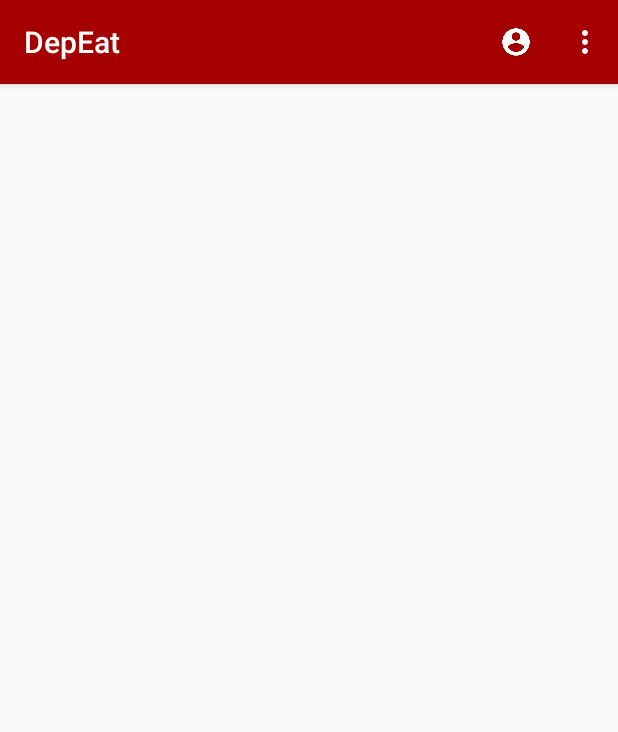
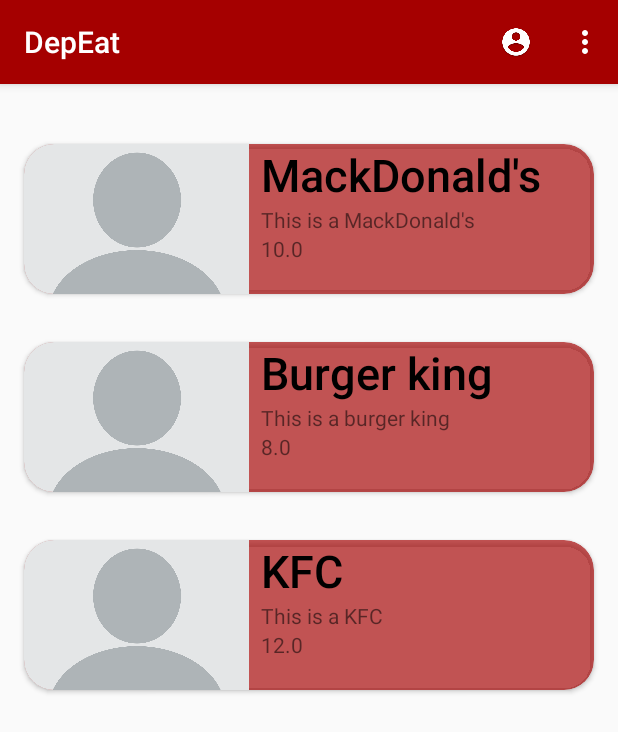
Before and after one commit to AlessandroAgneti/DEPAndroid, an Android app: the screen it shows after launch (MainActivity), on a phone screen of 412 x 824 dp. Shown: the top 732 px of the screen. Run offline under Robolectric (Android 15) with nearby library versions, the phone set to English and light mode, and no system bars.

Commit message:
add the menu activity

```diff
--- /dev/null
+++ b/app/src/main/java/com/example/depeat/datamodels/Restaurant.java
@@ -0,0 +1,48 @@
+package com.example.depeat.datamodels;
+
+public class Restaurant {
+    private int imageId;
+    private String nome;
+    private String indirizzo;
+    private float minimoOrdine;
+
+    public Restaurant(int imageId, String nome, String indirizzo, float minimoOrdine){
+        this.imageId = imageId;
+        this.indirizzo = indirizzo;
+        this.nome = nome;
+        this.minimoOrdine = minimoOrdine;
+    }
+
+    public void setImageId(int imageId) {
+        this.imageId = imageId;
+    }
+
+    public void setNome(String nome) {
+        this.nome = nome;
+    }
+
+    public void setIndirizzo(String indirizzo) {
+        this.indirizzo = indirizzo;
+    }
+
+    public void setMinimoOrdine(float minimoOrdine) {
+        this.minimoOrdine = minimoOrdine;
+    }
+
+
+    public int getImageId() {
+        return imageId;
+    }
+
+    public String getNome() {
+        return nome;
+    }
+
+    public String getIndirizzo() {
+        return indirizzo;
+    }
+
+    public float getMinimoOrdine() {
+        return minimoOrdine;
+    }
+}
--- a/app/src/main/java/com/example/depeat/ui/activities/MainActivity.java
+++ b/app/src/main/java/com/example/depeat/ui/activities/MainActivity.java
@@ -3,21 +3,47 @@ package com.example.depeat.ui.activities;
 import android.content.Intent;
 import android.os.Bundle;
 import android.support.v7.app.AppCompatActivity;
+import android.support.v7.widget.LinearLayoutManager;
+import android.support.v7.widget.RecyclerView;
 import android.view.Menu;
 import android.view.MenuInflater;
 import android.view.MenuItem;
 import android.view.WindowManager;
 
 import com.example.depeat.R;
+import com.example.depeat.ui.activities.adapters.RestaurantAdapter;
+
+import java.util.ArrayList;
+import com.example.depeat.datamodels.Restaurant;
 
 
 public class MainActivity extends AppCompatActivity {
+
+    RecyclerView restaurantRV;
+    RecyclerView.LayoutManager layoutManager;
+    RestaurantAdapter adapter;
+    ArrayList<Restaurant> arrayList;
+
     @Override
     protected void onCreate(Bundle savedInstanceState) {
         super.onCreate(savedInstanceState);
         MainActivity.this.getWindow().setFlags(WindowManager.LayoutParams.FLAG_FULLSCREEN, WindowManager.LayoutParams.FLAG_FULLSCREEN);
         setContentView(R.layout.activity_main);
+        restaurantRV = findViewById(R.id.places_rv);
+        layoutManager = new LinearLayoutManager(this);
+        adapter = new RestaurantAdapter(this, getData());
 
+
+        restaurantRV.setLayoutManager(layoutManager);
+        restaurantRV.setAdapter(adapter);
+    }
+
+    private ArrayList<Restaurant> getData(){
+        arrayList = new ArrayList<>();
+        arrayList.add(new Restaurant(R.drawable.blank_profile, "MackDonald's", "This is a MackDonald's", 10.0F));
+        arrayList.add(new Restaurant(R.drawable.blank_profile, "Burger king", "This is a burger king", 8.0F));
+        arrayList.add(new Restaurant(R.drawable.blank_profile, "KFC", "This is a KFC", 12.0F));
+        return arrayList;
     }
 
 
--- /dev/null
+++ b/app/src/main/java/com/example/depeat/ui/activities/adapters/RestaurantAdapter.java
@@ -0,0 +1,63 @@
+package com.example.depeat.ui.activities.adapters;
+
+import android.content.Context;
+import android.support.annotation.NonNull;
+import android.support.v7.widget.RecyclerView;
+import android.view.LayoutInflater;
+import android.view.View;
+import android.view.ViewGroup;
+import android.widget.ImageView;
+import android.widget.TextView;
+
+import com.example.depeat.R;
+import com.example.depeat.datamodels.Restaurant;
+
+import java.util.ArrayList;
+
+public class RestaurantAdapter extends RecyclerView.Adapter {
+
+    private LayoutInflater inflater;
+    private ArrayList<Restaurant> data;
+
+    public RestaurantAdapter(Context context, ArrayList<Restaurant> data){
+        inflater = LayoutInflater.from(context);
+        this.data = data;
+    }
+
+    @Override
+    public RecyclerView.ViewHolder onCreateViewHolder(ViewGroup viewGroup, int i) {
+        View view = inflater.inflate(R.layout.item_restaurant_cardview, viewGroup, false); // Il viewGroup sarebbe la recyclerView
+        return new RestaurantViewHolder(view); //Vuole un oggetto figlio ovvero che lo estende
+    }
+
+    @Override
+    public void onBindViewHolder(@NonNull RecyclerView.ViewHolder viewHolder, int position) {
+        RestaurantViewHolder vh = (RestaurantViewHolder)viewHolder; //Castiamo l'oggetto che mi da di tipo viewholder
+        Restaurant r = data.get(position);
+        vh.restaurantName.setText(r.getNome()); //Dico a quale posizione si trova il valore che io voglio richiamare nel data.
+        vh.restaurantAddress.setText(r.getIndirizzo());
+        vh.restaurantImage.setImageResource(r.getImageId());
+        vh.restaurantMinOrder.setText(String.valueOf(r.getMinimoOrdine()));
+    }
+
+    @Override
+    public int getItemCount() {
+        return data.size();
+    }
+
+    public class RestaurantViewHolder extends RecyclerView.ViewHolder {
+        public TextView restaurantName;
+        public TextView restaurantAddress;
+        public ImageView restaurantImage;
+        public TextView restaurantMinOrder;
+
+        public RestaurantViewHolder(@NonNull View itemView) {
+            super(itemView);
+            restaurantName = itemView.findViewById(R.id.name_tv);
+            restaurantAddress = itemView.findViewById(R.id.name_indirizzo);
+            restaurantImage = itemView.findViewById(R.id.image_restaurant);
+            restaurantMinOrder = itemView.findViewById(R.id.name_float);
+
+        }
+    }
+}
--- a/app/src/main/res/layout/activity_main.xml
+++ b/app/src/main/res/layout/activity_main.xml
@@ -2,9 +2,13 @@
 <LinearLayout xmlns:android="http://schemas.android.com/apk/res/android"
     xmlns:tools="http://schemas.android.com/tools"
     android:layout_width="match_parent"
-    android:layout_height="match_parent"
-    android:orientation="vertical"
-    tools:context=".ui.activities.MainActivity">
+    android:layout_height="wrap_content"
+    tools:context=".ui.activities.MainActivity"
+    android:layout_marginTop="24dp">
 
+    <android.support.v7.widget.RecyclerView
+        android:layout_width="match_parent"
+        android:layout_height="match_parent"
+        android:id="@+id/places_rv"/>
 
 </LinearLayout>
--- /dev/null
+++ b/app/src/main/res/layout/item_restaurant.xml
@@ -0,0 +1,26 @@
+<?xml version="1.0" encoding="utf-8"?>
+<LinearLayout xmlns:android="http://schemas.android.com/apk/res/android"
+    android:orientation="vertical"
+    android:layout_width="match_parent"
+    android:layout_height="200dp">
+
+    <ImageView
+        android:layout_width="wrap_content"
+        android:layout_height="wrap_content"
+        android:id="@+id/image_restaurant"/>
+
+    <TextView
+        android:layout_width="wrap_content"
+        android:layout_height="wrap_content"
+        android:id="@+id/name_tv"/>
+
+    <TextView
+        android:layout_width="wrap_content"
+        android:layout_height="wrap_content"
+        android:id="@+id/name_indirizzo"/>
+
+    <TextView
+        android:layout_width="wrap_content"
+        android:layout_height="wrap_content"
+        android:id="@+id/name_float"/>
+</LinearLayout>
--- /dev/null
+++ b/app/src/main/res/layout/item_restaurant_cardview.xml
@@ -0,0 +1,54 @@
+<?xml version="1.0" encoding="utf-8"?>
+<LinearLayout xmlns:android="http://schemas.android.com/apk/res/android"
+    android:layout_width="match_parent"
+    android:layout_height="wrap_content"
+    xmlns:app="http://schemas.android.com/apk/res-auto"
+    android:orientation="vertical">
+
+    <android.support.v7.widget.CardView
+        android:layout_width="match_parent"
+        android:layout_height="wrap_content"
+        android:backgroundTint="#AAa50000"
+        app:cardCornerRadius="20dp"
+        android:layout_margin="16dp">
+        <RelativeLayout
+            android:layout_width="match_parent"
+            android:layout_height="wrap_content"
+            >
+
+        <ImageView
+            android:id="@+id/image_restaurant"
+            android:layout_width="150dp"
+            android:layout_height="100dp"
+            android:scaleType="centerCrop" />
+
+        <TextView
+            android:id="@+id/name_tv"
+            android:layout_width="wrap_content"
+            android:layout_height="wrap_content"
+            android:textColor="@color/colorBlack"
+            android:layout_marginStart="8dp"
+            android:fontFamily="sans-serif-medium"
+            android:layout_alignParentTop="true"
+            android:layout_toEndOf="@id/image_restaurant"
+            android:textSize="30sp" />
+
+        <TextView
+            android:id="@+id/name_indirizzo"
+            android:layout_width="wrap_content"
+            android:layout_marginStart="8dp"
+            android:layout_height="wrap_content"
+            android:layout_below="@+id/name_tv"
+            android:layout_toEndOf="@+id/image_restaurant" />
+
+        <TextView
+            android:id="@+id/name_float"
+            android:layout_width="wrap_content"
+            android:layout_marginStart="8dp"
+            android:layout_height="wrap_content"
+            android:layout_below="@+id/name_indirizzo"
+            android:layout_toEndOf="@+id/image_restaurant" />
+
+        </RelativeLayout>
+    </android.support.v7.widget.CardView>
+</LinearLayout>
```
